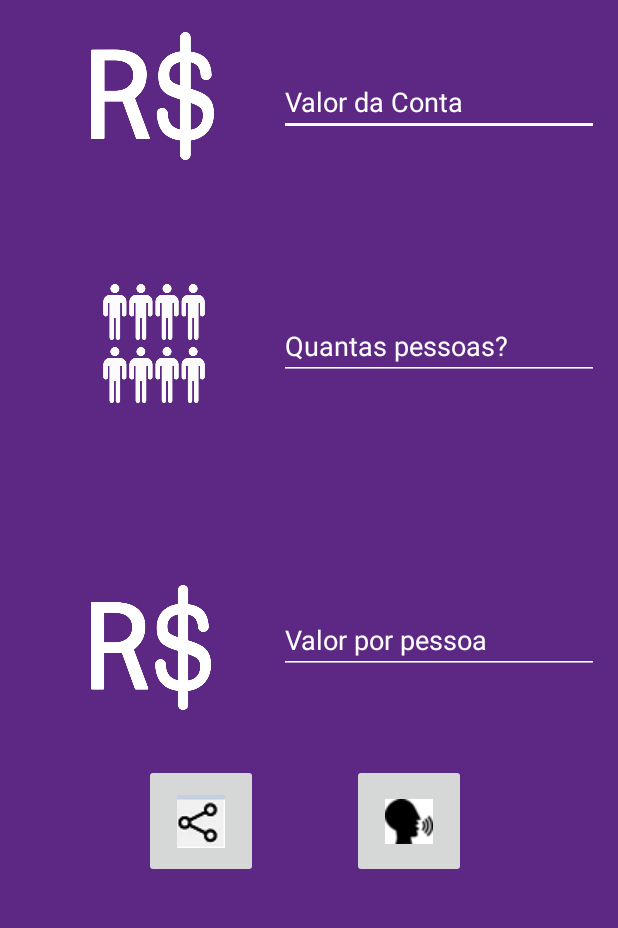
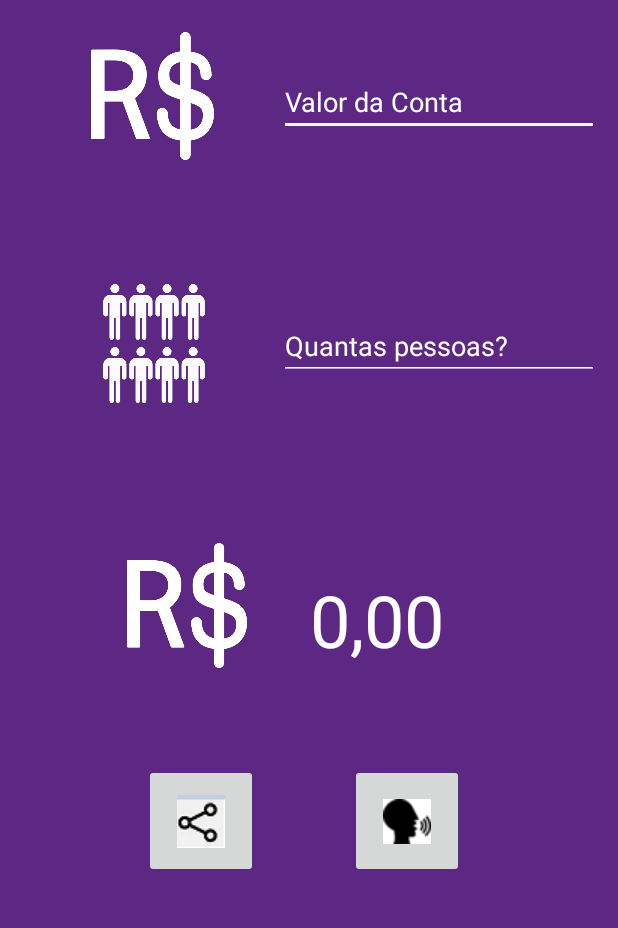
Before and after one commit to Joao-VictorF/VamosRachar, an Android app: the screen it shows after launch (MainActivity), on a phone screen of 412 x 824 dp, the part 286-1214 px from its top. Run offline under Robolectric (Android 15) with nearby library versions, the phone set to English and light mode, and no system bars.

Commit message:
fixing ui

```diff
--- a/app/src/main/java/com/example/vamos_rachar_493832/MainActivity.kt
+++ b/app/src/main/java/com/example/vamos_rachar_493832/MainActivity.kt
@@ -23,7 +23,7 @@ class MainActivity : AppCompatActivity() {
         setContentView(R.layout.activity_main)
         val qtd = findViewById<EditText>(R.id.qtd)
         val valor = findViewById<EditText>(R.id.valor)
-        val result = findViewById<EditText>(R.id.result)
+        val result = findViewById<TextView>(R.id.result)
 
         qtd.addTextChangedListener( object: TextWatcher {
             override fun afterTextChanged(s: Editable?) {
@@ -90,7 +90,7 @@ class MainActivity : AppCompatActivity() {
     private fun calculate() {
         val qtd = findViewById<EditText>(R.id.qtd)
         val valor = findViewById<EditText>(R.id.valor)
-        val result = findViewById<EditText>(R.id.result)
+        val result = findViewById<TextView>(R.id.result)
         val df = DecimalFormat("#.##")
         df.roundingMode = RoundingMode.CEILING
 
@@ -99,7 +99,7 @@ class MainActivity : AppCompatActivity() {
         val calculo = df.format((value/quantity).toBigDecimal())
         Log.d("PDM23","qtd values, $value $quantity $calculo");
 
-        result.setText(calculo.toString())
+        result.text = calculo.toString()
     }
 
 }
--- a/app/src/main/res/layout/activity_main.xml
+++ b/app/src/main/res/layout/activity_main.xml
@@ -75,31 +75,45 @@
         android:backgroundTint="@android:color/white"
         app:layout_constraintStart_toStartOf="parent" />
 
+    <!--    <EditText-->
+<!--        android:id="@+id/result"-->
+<!--        android:layout_width="wrap_content"-->
+<!--        android:layout_height="wrap_content"-->
+<!--        android:layout_marginBottom="184dp"-->
+<!--        android:ems="10"-->
+<!--        android:hint="Valor por pessoa"-->
+<!--        android:inputType="number"-->
+<!--        app:layout_constraintBottom_toBottomOf="parent"-->
+<!--        app:layout_constraintEnd_toEndOf="parent"-->
+<!--        app:layout_constraintHorizontal_bias="0.935"-->
+<!--        android:textColor="@color/white"-->
+<!--        android:textColorHint="@android:color/white"-->
+<!--        android:backgroundTint="@android:color/white"-->
+<!--        app:layout_constraintStart_toStartOf="parent" />-->
+
     <ImageView
         android:id="@+id/imageView3"
         android:layout_width="89dp"
         android:layout_height="83dp"
-        android:layout_marginStart="56dp"
-        android:layout_marginBottom="160dp"
+        android:layout_marginStart="80dp"
+        android:layout_marginBottom="188dp"
         app:layout_constraintBottom_toBottomOf="parent"
         app:layout_constraintStart_toStartOf="parent"
         app:srcCompat="@drawable/valor" />
 
-    <EditText
+    <TextView
         android:id="@+id/result"
         android:layout_width="wrap_content"
         android:layout_height="wrap_content"
-        android:layout_marginBottom="184dp"
-        android:ems="10"
-        android:hint="Valor por pessoa"
-        android:inputType="number"
+        android:layout_marginEnd="116dp"
+        android:layout_marginBottom="188dp"
+        android:text="0,00"
+        android:textAppearance="@style/TextAppearance.AppCompat.Large"
+        android:textColor="@color/white"
+        android:textFontWeight="900"
+        android:textSize="48sp"
         app:layout_constraintBottom_toBottomOf="parent"
-        app:layout_constraintEnd_toEndOf="parent"
-        app:layout_constraintHorizontal_bias="0.935"
-        android:textColor="@color/white"
-        android:textColorHint="@android:color/white"
-        android:backgroundTint="@android:color/white"
-        app:layout_constraintStart_toStartOf="parent" />
+        app:layout_constraintEnd_toEndOf="parent" />
 
     <ImageButton
             android:id="@+id/share"
@@ -119,7 +133,7 @@
         android:layout_marginBottom="48dp"
         app:layout_constraintBottom_toBottomOf="parent"
         app:layout_constraintEnd_toEndOf="parent"
-        app:layout_constraintHorizontal_bias="0.698"
+        app:layout_constraintHorizontal_bias="0.695"
         app:layout_constraintStart_toStartOf="parent"
         app:srcCompat="@drawable/say" />
 
```
Lines whose indentation alone changed are shown as unchanged.
